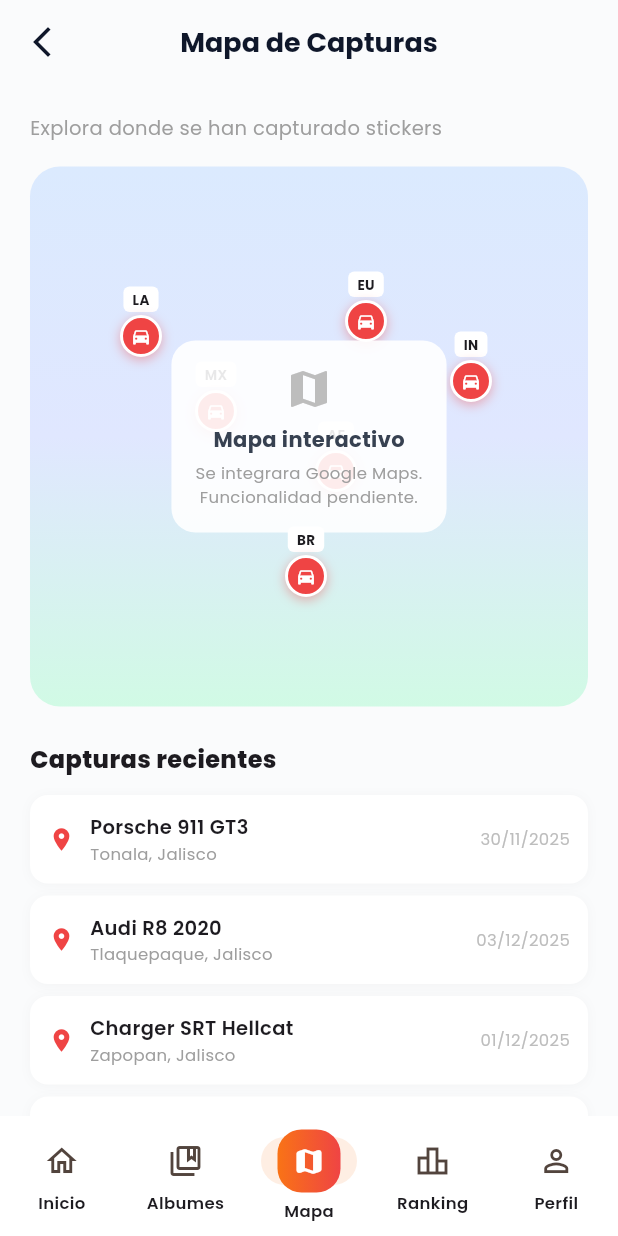
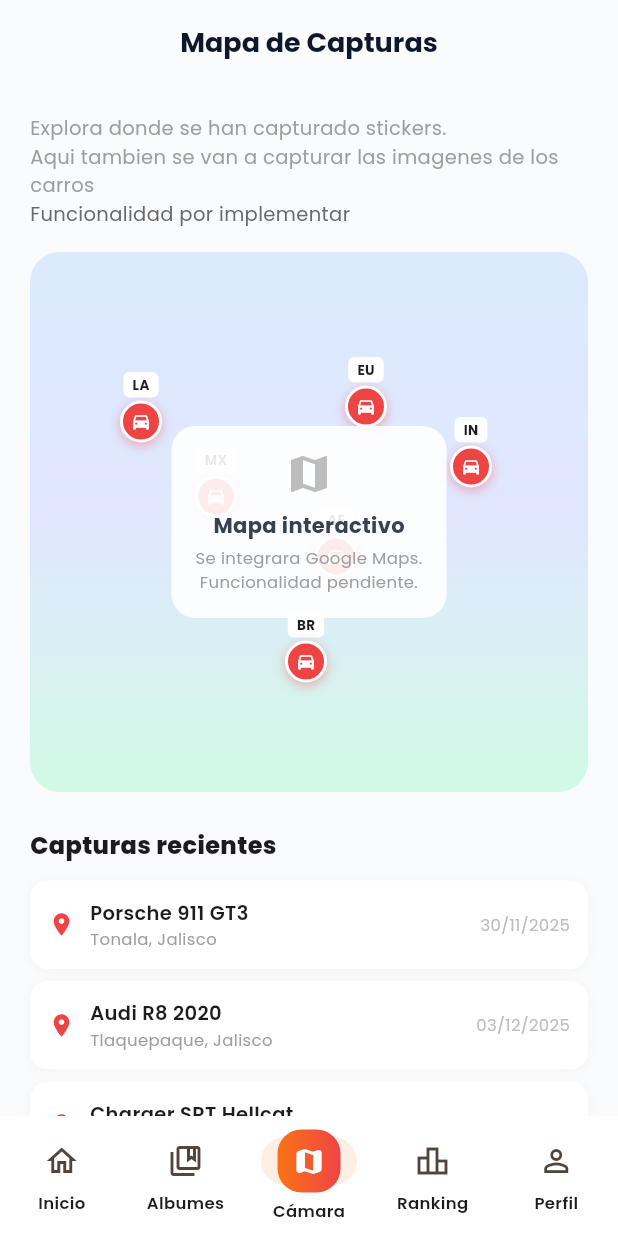
Before and after one commit to BadgeUp-App/badgeup-mobile, a Flutter app: the MainShell screen opened directly, item 3 of the bottom bar chosen, on a phone screen of 412 x 824 dp. Run offline on Flutter 3.47's test engine with Material 3 defaults, Android fonts, the phone set to English and light mode, and no system bars; our stand-ins replace cached_network_image, google_fonts, percent_indicator.

Commit message:
fix: navigation experience

```diff
--- a/lib/screens/main_shell.dart
+++ b/lib/screens/main_shell.dart
@@ -16,20 +16,32 @@
 class _MainShellState extends State<MainShell> {
   int _currentIndex = 0;
 
-  final _screens = const <Widget>[
-    HomeScreen(),
-    AlbumsScreen(),
-    MapScreen(),
-    RankingScreen(),
-    ProfileScreen(),
-  ];
-
   @override
   Widget build(BuildContext context) {
+
+    final screens = <Widget>[
+      HomeScreen(
+        onProfileTapped: () {
+          setState(() => _currentIndex = 4);
+        },
+        onRankingTapped: () {
+          setState(() => _currentIndex = 3);
+        },
+        onAlbumsTapped: () {
+          setState(() => _currentIndex = 1);
+        },
+      ),
+
+      const AlbumsScreen(),
+      const MapScreen(),
+      const RankingScreen(),
+      const ProfileScreen(),
+    ];
+
     return Scaffold(
       body: IndexedStack(
         index: _currentIndex,
-        children: _screens,
+        children: screens,
       ),
       bottomNavigationBar: NavigationBar(
         selectedIndex: _currentIndex,
@@ -56,7 +68,7 @@
                 ),
                 borderRadius: BorderRadius.circular(16),
               ),
-              child: const Icon(Icons.map_rounded, color: Colors.white, size: 22),
+              child: const Icon(Icons.camera_alt_rounded, color: Colors.white, size: 22),
             ),
             selectedIcon: Container(
               padding: const EdgeInsets.all(10),
@@ -68,7 +80,7 @@
               ),
               child: const Icon(Icons.map_rounded, color: Colors.white, size: 22),
             ),
-            label: 'Mapa',
+            label: 'Cámara',
           ),
           const NavigationDestination(
             icon: Icon(Icons.leaderboard_outlined),
--- a/lib/screens/map_screen.dart
+++ b/lib/screens/map_screen.dart
@@ -8,10 +8,6 @@
   Widget build(BuildContext context) {
     return Scaffold(
       appBar: AppBar(
-        leading: IconButton(
-          icon: const Icon(Icons.arrow_back_ios_new),
-          onPressed: () => Navigator.pop(context),
-        ),
         title: const Text('Mapa de Capturas'),
       ),
       body: SingleChildScrollView(
@@ -20,8 +16,12 @@
           crossAxisAlignment: CrossAxisAlignment.start,
           children: [
             Text(
-              'Explora donde se han capturado stickers',
+              'Explora donde se han capturado stickers.\nAqui tambien se van a capturar las imagenes de los carros',
               style: TextStyle(fontSize: 13, color: Colors.grey[500]),
+            ),
+            Text(
+              'Funcionalidad por implementar',
+              style: TextStyle(fontSize: 13, color: const Color.fromARGB(255, 106, 105, 105)),
             ),
             const SizedBox(height: 16),
             Container(
```
Also changed, not shown: lib/screens/home_screen.dart (+29 -4 lines).
